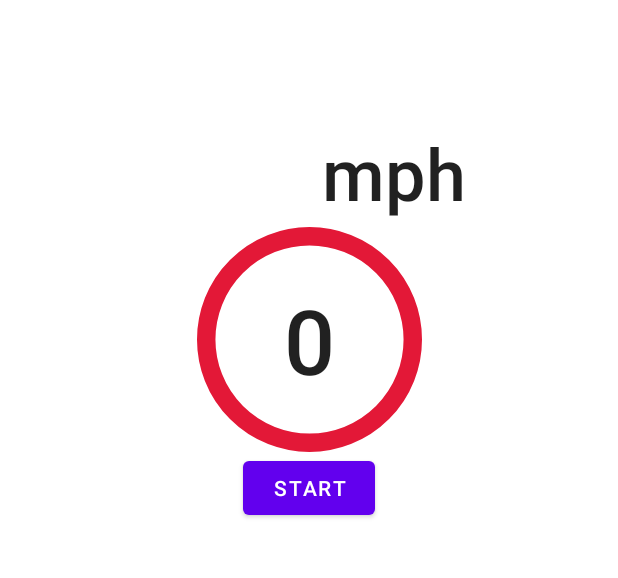
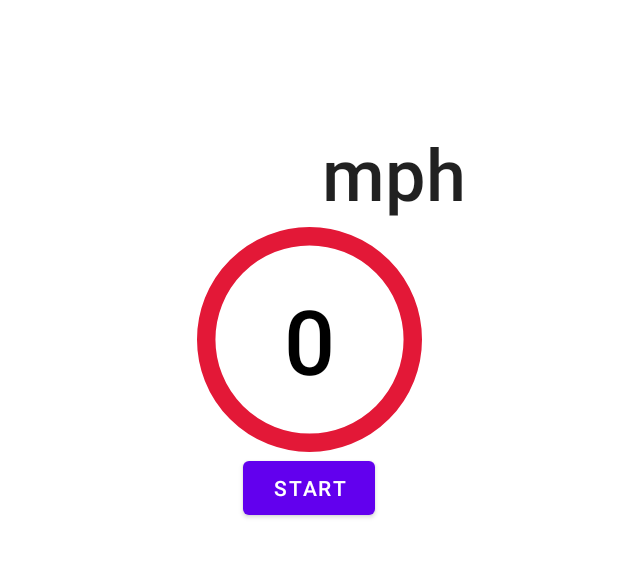
Before and after one commit to fisherthewol/FYP-SmartKart, an Android app: the screen it shows after launch (MainActivity), on a phone screen of 412 x 824 dp, the part 62-640 px from its top. Run offline under Robolectric (Android 15) with nearby library versions, the light colour scheme and no system bars.

Commit message:
Set speed limit text to explicit black, since background is non-transparent white.

```diff
--- a/Artefacts/app/src/main/res/layout/fragment_dashboard.xml
+++ b/Artefacts/app/src/main/res/layout/fragment_dashboard.xml
@@ -42,6 +42,7 @@
         android:fontFamily="sans-serif-medium"
         android:gravity="center"
         android:textAppearance="@style/TextAppearance.AppCompat.Large"
+        android:textColor="@android:color/black"
         android:textSize="60sp"
         app:layout_constraintStart_toStartOf="parent"
         app:layout_constraintTop_toBottomOf="@+id/averageSpeedDigits"
```
